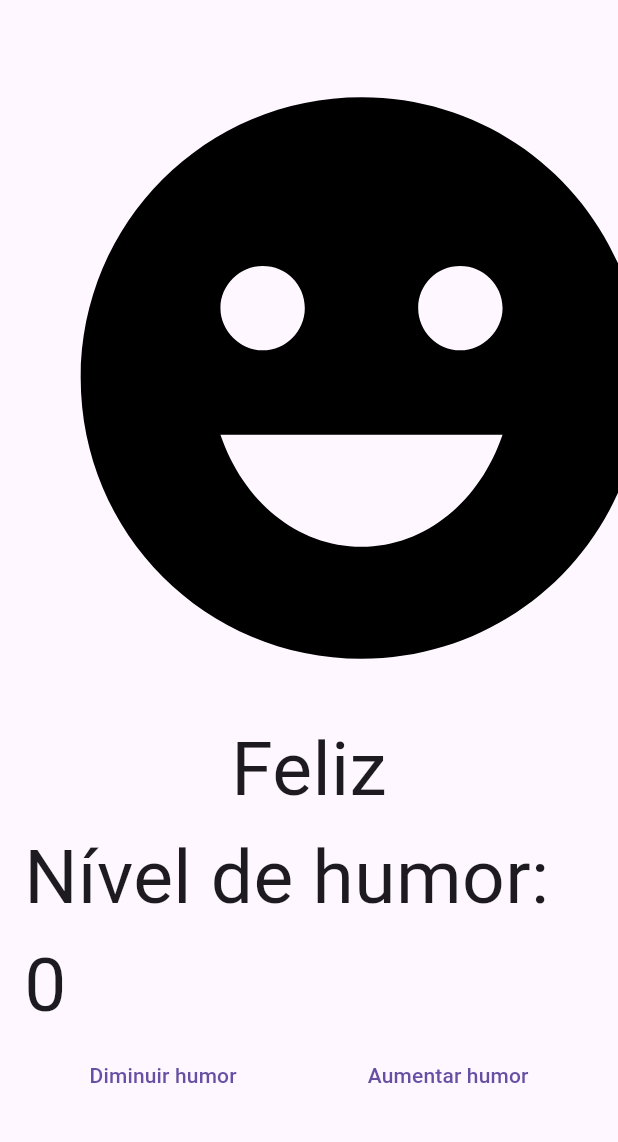
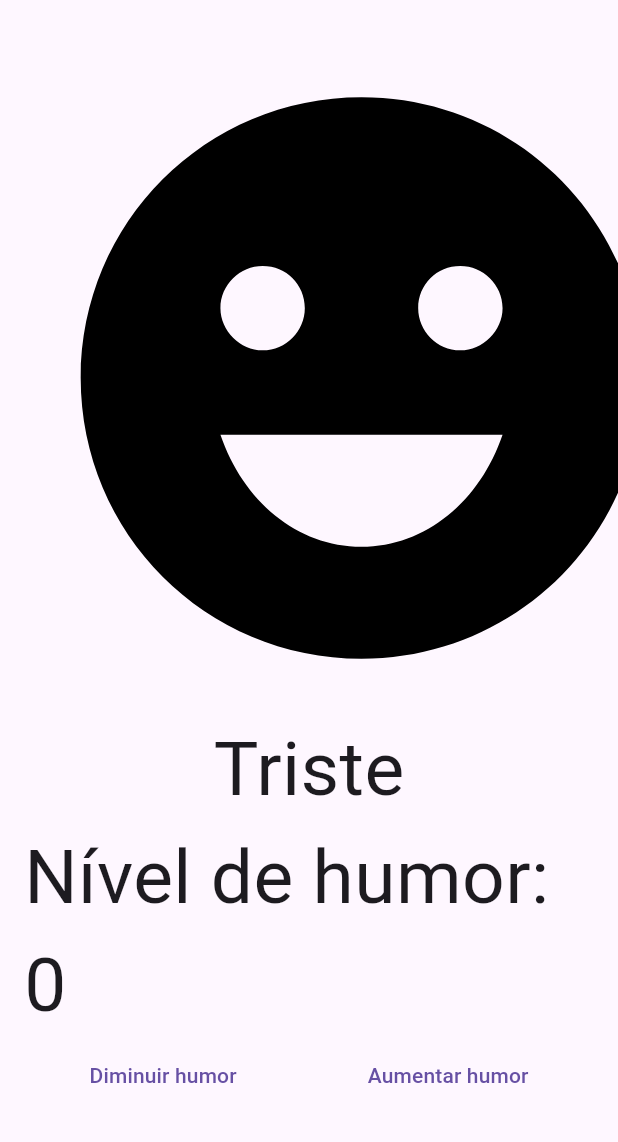
Before and after one commit to MichelecFernandes/flutter, a Flutter app: the screen it shows after launch, on a phone screen of 412 x 824 dp, the part 84-1226 px from its top. Run offline on Flutter 3.47's test engine with Material 3 defaults, Android fonts, the phone set to English and light mode, and no system bars.

Commit message:
feat: chamamdo a funcao no widget responsavel por alterar o texto do humor de acordo com seu nivel

```diff
--- a/flutter_application_2/medidor_humor/lib/controllers/humor_controller.dart
+++ b/flutter_application_2/medidor_humor/lib/controllers/humor_controller.dart
@@ -4,6 +4,11 @@ class HumorController {
   final Humor _humor =  Humor();
   // Getter para o nivel do humor
   int get nivel => _humor.getNivel();
+
+
+  // Getter para status de humor
+  String get status => _humor.status;
+
 
   void aumentar(){
     _humor.aumentar();
@@ -12,4 +17,5 @@ class HumorController {
   void diminuir(){
     _humor.diminuir();
   }
+
 }
--- a/flutter_application_2/medidor_humor/lib/models/humor.dart
+++ b/flutter_application_2/medidor_humor/lib/models/humor.dart
@@ -13,4 +13,10 @@ class Humor{
     _nivel--;
   }
 
+
+  // Getter para o nivel de humor
+  String get status => _nivel >= 7 ? 'Feliz' : _nivel >= 4 ? 'Neutro' : 'Triste';
+
+
+
 }
--- a/flutter_application_2/medidor_humor/lib/views/humor_view.dart
+++ b/flutter_application_2/medidor_humor/lib/views/humor_view.dart
@@ -32,7 +32,8 @@ class _HumorViewState extends State<HumorView> {
                 size: 450,
                 color: const Color.fromARGB(255, 0, 0, 0),
               ),
-              Text('Feliz', style: TextStyle(fontSize: 50)),
+              Text(_humorController.status,
+               style: TextStyle(fontSize: 50)),
               Text('Nível de humor: ${_humorController.nivel}', style: TextStyle(fontSize: 50)),
               Row(
                 mainAxisAlignment: MainAxisAlignment.spaceAround,
```
